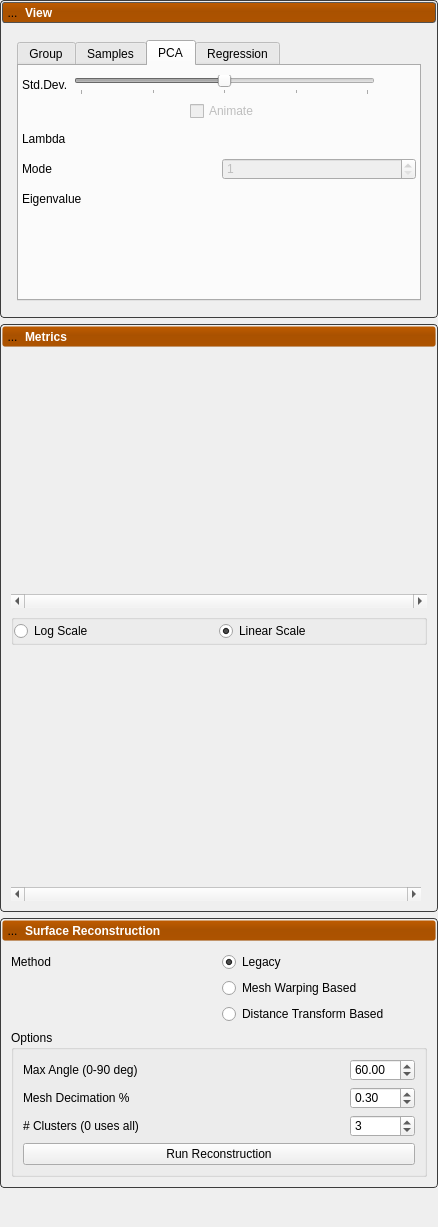
The window that Studio/src/Application/Analysis/AnalysisTool.ui (SCIInstitute/ShapeWorks) describes before a commit, drawn with Qt 5.
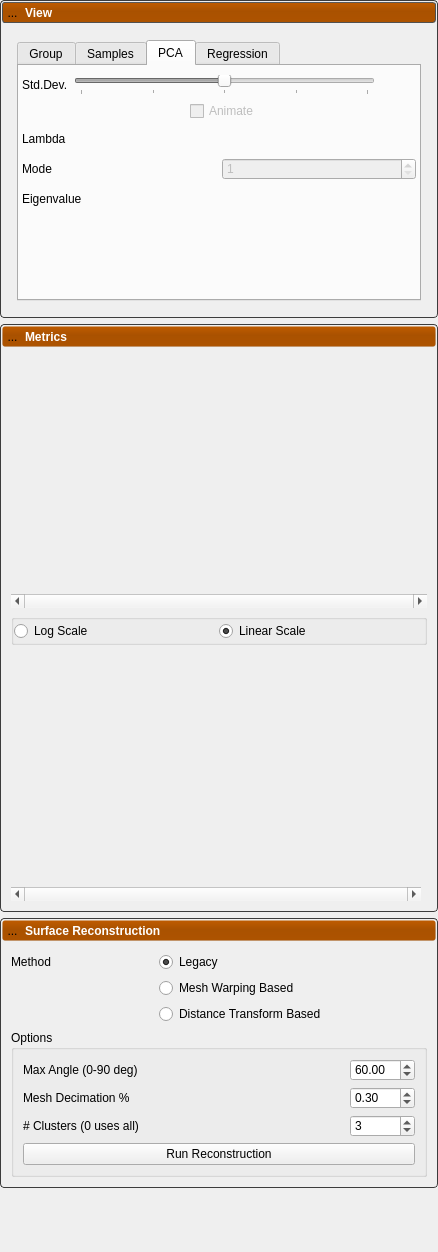
The same window after the commit. Icons and pictures are not drawn. Custom widgets are drawn as their Qt base class.

Commit message: Disable image based when only meshes.

The edit to the form file:
```diff
--- a/Studio/src/Application/Analysis/AnalysisTool.ui
+++ b/Studio/src/Application/Analysis/AnalysisTool.ui
@@ -7,7 +7,7 @@
     <x>0</x>
     <y>0</y>
     <width>438</width>
-    <height>1227</height>
+    <height>1252</height>
    </rect>
   </property>
   <property name="windowTitle">
@@ -1512,38 +1512,7 @@
       <item>
        <widget class="QWidget" name="surface_content" native="true">
         <layout class="QGridLayout" name="gridLayout_11">
-         <item row="1" column="1">
-          <widget class="QRadioButton" name="mesh_warping_radio_button">
-           <property name="text">
-            <string>Mesh Warping Based</string>
-           </property>
-          </widget>
-         </item>
-         <item row="2" column="1">
-          <widget class="QRadioButton" name="distance_transfom_radio_button">
-           <property name="text">
-            <string>Distance Transform Based</string>
-           </property>
-          </widget>
-         </item>
-         <item row="0" column="0">
-          <widget class="QLabel" name="label_4">
-           <property name="text">
-            <string>Method</string>
-           </property>
-          </widget>
-         </item>
-         <item row="0" column="1">
-          <widget class="QRadioButton" name="legacy_radio_button">
-           <property name="text">
-            <string>Legacy</string>
-           </property>
-           <property name="checked">
-            <bool>true</bool>
-           </property>
-          </widget>
-         </item>
-         <item row="3" column="0" colspan="2">
+         <item row="3" column="0" colspan="4">
           <widget class="QGroupBox" name="reconstruction_options">
            <property name="title">
             <string>Options</string>
@@ -1670,6 +1639,63 @@
            </layout>
           </widget>
          </item>
+         <item row="1" column="2">
+          <widget class="QRadioButton" name="mesh_warping_radio_button">
+           <property name="text">
+            <string>Mesh Warping Based</string>
+           </property>
+          </widget>
+         </item>
+         <item row="0" column="3">
+          <spacer name="horizontalSpacer_5">
+           <property name="orientation">
+            <enum>Qt::Horizontal</enum>
+           </property>
+           <property name="sizeHint" stdset="0">
+            <size>
+             <width>40</width>
+             <height>20</height>
+            </size>
+           </property>
+          </spacer>
+         </item>
+         <item row="0" column="2">
+          <widget class="QRadioButton" name="legacy_radio_button">
+           <property name="text">
+            <string>Legacy</string>
+           </property>
+           <property name="checked">
+            <bool>true</bool>
+           </property>
+          </widget>
+         </item>
+         <item row="2" column="2">
+          <widget class="QRadioButton" name="distance_transfom_radio_button">
+           <property name="text">
+            <string>Distance Transform Based</string>
+           </property>
+          </widget>
+         </item>
+         <item row="0" column="0">
+          <widget class="QLabel" name="label_4">
+           <property name="text">
+            <string>Method</string>
+           </property>
+          </widget>
+         </item>
+         <item row="0" column="1">
+          <spacer name="horizontalSpacer_6">
+           <property name="orientation">
+            <enum>Qt::Horizontal</enum>
+           </property>
+           <property name="sizeHint" stdset="0">
+            <size>
+             <width>40</width>
+             <height>20</height>
+            </size>
+           </property>
+          </spacer>
+         </item>
         </layout>
        </widget>
       </item>
```
The commit also changes 1 other file.
